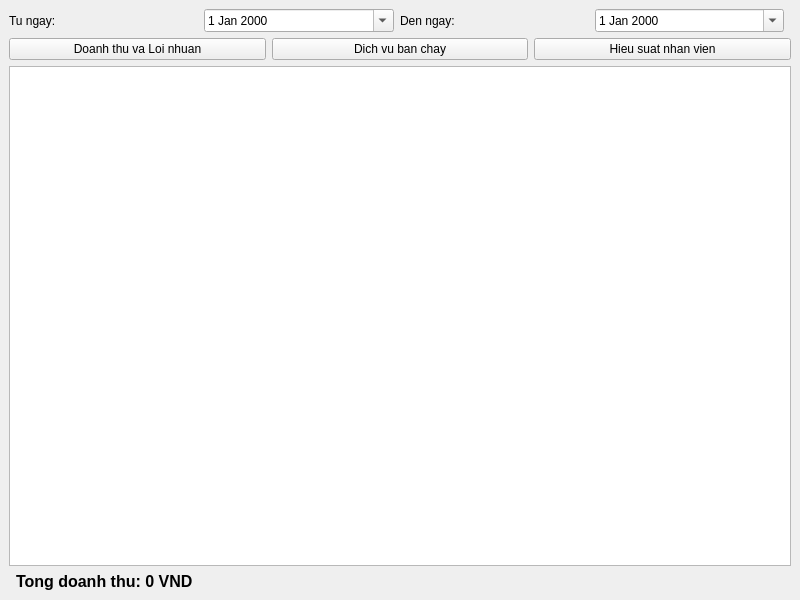
Old version of the form ui/designer_files/baocao_thongke.ui in the repository phamduy-hung/xaydungphanmemquanlydichvuchamsocxeoto.
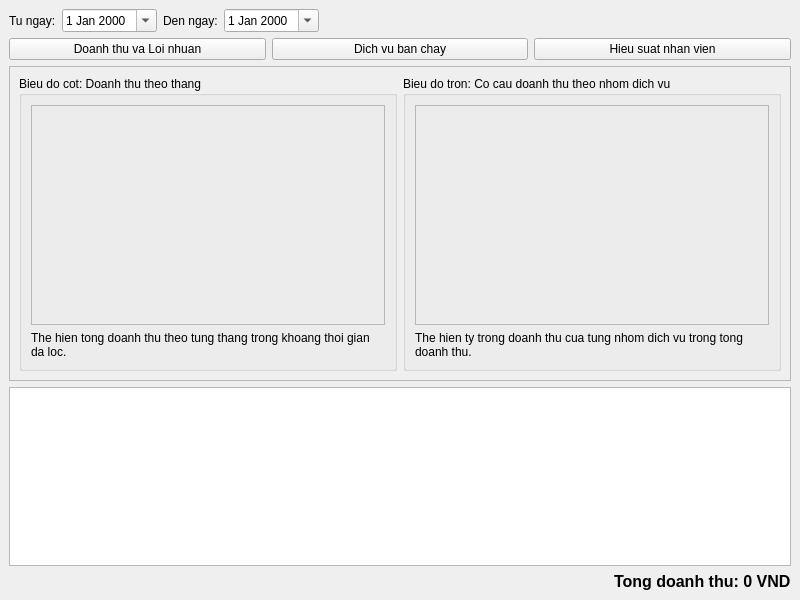
New version of the form.

The edit to the form file:
```diff
--- a/ui/designer_files/baocao_thongke.ui
+++ b/ui/designer_files/baocao_thongke.ui
@@ -50,6 +50,12 @@
         <property name="orientation">
          <enum>Qt::Horizontal</enum>
         </property>
+        <property name="sizeHint" stdset="0">
+         <size>
+          <width>0</width>
+          <height>0</height>
+         </size>
+        </property>
        </spacer>
       </item>
      </layout>
@@ -79,6 +85,88 @@
       </item>
      </layout>
     </item>
+    <item>
+     <widget class="QFrame" name="frame_charts">
+      <property name="frameShape">
+       <enum>QFrame::StyledPanel</enum>
+      </property>
+      <property name="frameShadow">
+       <enum>QFrame::Raised</enum>
+      </property>
+      <layout class="QHBoxLayout" name="layout_charts">
+       <item>
+        <widget class="QGroupBox" name="group_chart_bar_month">
+         <property name="title">
+          <string>Bieu do cot: Doanh thu theo thang</string>
+         </property>
+         <layout class="QVBoxLayout" name="layout_chart_bar_month">
+          <item>
+           <widget class="QFrame" name="chart_bar_month_placeholder">
+            <property name="minimumSize">
+             <size>
+              <width>0</width>
+              <height>220</height>
+             </size>
+            </property>
+            <property name="frameShape">
+             <enum>QFrame::StyledPanel</enum>
+            </property>
+            <property name="frameShadow">
+             <enum>QFrame::Sunken</enum>
+            </property>
+           </widget>
+          </item>
+          <item>
+           <widget class="QLabel" name="lbl_chart_bar_month_desc">
+            <property name="text">
+             <string>The hien tong doanh thu theo tung thang trong khoang thoi gian da loc.</string>
+            </property>
+            <property name="wordWrap">
+             <bool>true</bool>
+            </property>
+           </widget>
+          </item>
+         </layout>
+        </widget>
+       </item>
+       <item>
+        <widget class="QGroupBox" name="group_chart_pie_revenue">
+         <property name="title">
+          <string>Bieu do tron: Co cau doanh thu theo nhom dich vu</string>
+         </property>
+         <layout class="QVBoxLayout" name="layout_chart_pie_revenue">
+          <item>
+           <widget class="QFrame" name="chart_pie_revenue_placeholder">
+            <property name="minimumSize">
+             <size>
+              <width>0</width>
+              <height>220</height>
+             </size>
+            </property>
+            <property name="frameShape">
+             <enum>QFrame::StyledPanel</enum>
+            </property>
+            <property name="frameShadow">
+             <enum>QFrame::Sunken</enum>
+            </property>
+           </widget>
+          </item>
+          <item>
+           <widget class="QLabel" name="lbl_chart_pie_revenue_desc">
+            <property name="text">
+             <string>The hien ty trong doanh thu cua tung nhom dich vu trong tong doanh thu.</string>
+            </property>
+            <property name="wordWrap">
+             <bool>true</bool>
+            </property>
+           </widget>
+          </item>
+         </layout>
+        </widget>
+       </item>
+      </layout>
+     </widget>
+    </item>
     <item>
      <widget class="QTableWidget" name="table_report">
       <property name="alternatingRowColors">
@@ -93,6 +181,12 @@
         <property name="orientation">
          <enum>Qt::Horizontal</enum>
         </property>
+        <property name="sizeHint" stdset="0">
+         <size>
+          <width>0</width>
+          <height>0</height>
+         </size>
+        </property>
        </spacer>
       </item>
       <item>
```
